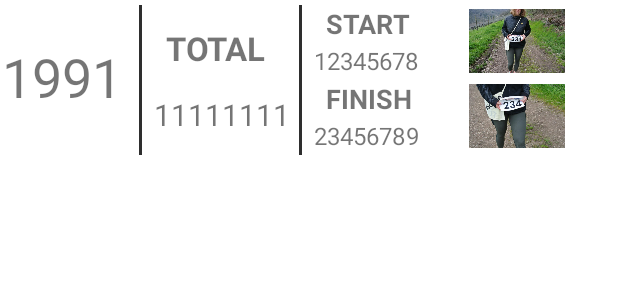
After one commit to ne-Lux/oNbeat, an Android app: the layout race_result.xml on its own in the app's theme, with its tools: preview values and no code run, on a phone screen of 412 x 824 dp. The commit adds this screen. Shown: the top 300 px of the screen. Run offline under Robolectric (Android 15) with nearby library versions, the phone set to English and light mode, and no system bars; network calls fail.

Commit message:
Add race_result.xml

```diff
--- /dev/null
+++ b/app/src/main/res/layout/race_result.xml
@@ -0,0 +1,162 @@
+<?xml version="1.0" encoding="utf-8"?>
+<androidx.constraintlayout.widget.ConstraintLayout
+    xmlns:android="http://schemas.android.com/apk/res/android"
+    xmlns:app="http://schemas.android.com/apk/res-auto"
+    android:layout_width="match_parent"
+    android:layout_height="wrap_content"
+    android:padding="1dp"
+    android:id="@+id/imageLayout"
+    android:clipToOutline="true">
+
+    <TextView
+        android:id="@+id/label_race_number"
+        android:layout_width="90dp"
+        android:layout_height="wrap_content"
+        android:layout_marginStart="0dp"
+        android:layout_marginTop="25dp"
+        android:textSize="36sp"
+        app:layout_constraintBottom_toBottomOf="parent"
+        app:layout_constraintEnd_toEndOf="parent"
+        app:layout_constraintStart_toStartOf="parent"
+        app:layout_constraintTop_toTopOf="parent"
+        app:layout_constraintHorizontal_bias="0"
+        app:layout_constraintVertical_bias="0"
+        android:text="@string/label_race_number"/>
+
+    <View
+        android:id="@+id/bar1"
+        android:layout_width="2dp"
+        android:layout_height="100dp"
+        android:layout_marginStart="1dp"
+        android:layout_marginTop="2dp"
+        android:layout_marginEnd="1dp"
+        android:layout_marginBottom="2dp"
+        android:background="#2E2E2E"
+        app:layout_constraintStart_toEndOf="@id/label_race_number"
+        app:layout_constraintTop_toTopOf="parent" />
+
+    <TextView
+        android:id="@+id/label_total"
+        android:layout_width="wrap_content"
+        android:layout_height="wrap_content"
+        android:layout_marginStart="16dp"
+        android:layout_marginBottom="8dp"
+        android:layout_marginEnd="8dp"
+        android:layout_marginTop="16dp"
+        android:text="@string/label_total"
+        android:textAllCaps="true"
+        android:textSize="22sp"
+        android:textStyle="bold"
+        app:layout_constraintStart_toEndOf="@+id/bar1"
+        app:layout_constraintTop_toTopOf="parent" />
+
+    <TextView
+        android:id="@+id/label_total_time"
+        android:layout_width="95dp"
+        android:layout_height="wrap_content"
+        android:layout_marginStart="8dp"
+        android:layout_marginBottom="8dp"
+        android:layout_marginEnd="8dp"
+        android:layout_marginTop="16dp"
+        android:text="@string/label_total_time"
+        android:textAllCaps="true"
+        android:textSize="20sp"
+        app:layout_constraintStart_toEndOf="@+id/bar1"
+        app:layout_constraintTop_toBottomOf="@id/label_total"/>
+
+    <View
+        android:id="@+id/bar2"
+        android:layout_width="2dp"
+        android:layout_height="100dp"
+        android:layout_marginStart="1dp"
+        android:layout_marginTop="2dp"
+        android:layout_marginEnd="1dp"
+        android:layout_marginBottom="2dp"
+        android:background="#2E2E2E"
+        app:layout_constraintStart_toEndOf="@id/label_total_time"
+        app:layout_constraintTop_toTopOf="parent" />
+
+    <TextView
+        android:id="@+id/label_start"
+        android:layout_width="wrap_content"
+        android:layout_height="wrap_content"
+        android:layout_marginStart="16dp"
+        android:layout_marginBottom="1dp"
+        android:layout_marginEnd="8dp"
+        android:layout_marginTop="2dp"
+        android:text="@string/label_start"
+        android:textAllCaps="true"
+        android:textSize="18sp"
+        android:textStyle="bold"
+        app:layout_constraintStart_toEndOf="@+id/bar2"
+        app:layout_constraintTop_toTopOf="parent" />
+
+    <TextView
+        android:id="@+id/label_start_time"
+        android:layout_width="95dp"
+        android:layout_height="wrap_content"
+        android:layout_marginStart="8dp"
+        android:layout_marginBottom="8dp"
+        android:layout_marginEnd="8dp"
+        android:layout_marginTop="1dp"
+        android:text="@string/label_start_time"
+        android:textAllCaps="true"
+        android:textSize="16sp"
+        app:layout_constraintStart_toEndOf="@+id/bar2"
+        app:layout_constraintTop_toBottomOf="@id/label_start"/>
+    <ImageView
+        android:id="@+id/image_start"
+        android:layout_width="64dp"
+        android:layout_height="48dp"
+        android:layout_marginStart="8dp"
+        android:layout_marginBottom="2dp"
+        android:layout_marginEnd="8dp"
+        android:layout_marginTop="2dp"
+        android:contentDescription="@string/image_start"
+        android:src="@drawable/sample_image_start"
+        app:layout_constraintStart_toEndOf="@+id/label_start_time"
+        app:layout_constraintTop_toTopOf="parent"/>
+
+    <TextView
+        android:id="@+id/label_finish"
+        android:layout_width="wrap_content"
+        android:layout_height="wrap_content"
+        android:layout_marginStart="16dp"
+        android:layout_marginBottom="1dp"
+        android:layout_marginEnd="8dp"
+        android:layout_marginTop="2dp"
+        android:text="@string/label_finish"
+        android:textAllCaps="true"
+        android:textSize="18sp"
+        android:textStyle="bold"
+        app:layout_constraintStart_toEndOf="@+id/bar2"
+        app:layout_constraintTop_toBottomOf="@id/label_start_time" />
+
+    <TextView
+        android:id="@+id/label_finish_time"
+        android:layout_width="95dp"
+        android:layout_height="wrap_content"
+        android:layout_marginStart="8dp"
+        android:layout_marginBottom="8dp"
+        android:layout_marginEnd="8dp"
+        android:layout_marginTop="1dp"
+        android:text="@string/label_finish_time"
+        android:textAllCaps="true"
+        android:textSize="16sp"
+        app:layout_constraintStart_toEndOf="@+id/bar2"
+        app:layout_constraintTop_toBottomOf="@id/label_finish"/>
+
+    <ImageView
+        android:id="@+id/image_finish"
+        android:layout_width="64dp"
+        android:layout_height="48dp"
+        android:layout_marginStart="8dp"
+        android:layout_marginBottom="2dp"
+        android:layout_marginEnd="8dp"
+        android:layout_marginTop="2dp"
+        android:contentDescription="@string/image_finish"
+        android:src="@drawable/sample_image_finish"
+        app:layout_constraintStart_toEndOf="@+id/label_finish_time"
+        app:layout_constraintTop_toBottomOf="@id/image_start"/>
+
+</androidx.constraintlayout.widget.ConstraintLayout>
--- a/app/src/main/res/values/strings.xml
+++ b/app/src/main/res/values/strings.xml
@@ -23,6 +23,16 @@
 
     <string name="permission_not_granted">oNbeat requires access to storage and network to work properly.</string>
 
+    <string name="label_race_number">1991</string>
+    <string name="label_total">Total</string>
+    <string name="label_total_time">11111111</string>
+    <string name="label_start">Start</string>
+    <string name="label_start_time">12345678</string>
+    <string name="image_start">start image</string>
+    <string name="label_finish_time">23456789</string>
+    <string name="label_finish">Finish</string>
+    <string name="image_finish">finish image</string>
+
     <string name="connected">0</string>
     <string name="hotspot">ic_hotspot</string>
     <string name="open">ic_open</string>
```
Also changed, not shown: app/src/main/res/drawable/sample_image_finish.jpg (added), app/src/main/res/drawable/sample_image_start.jpg (added).
